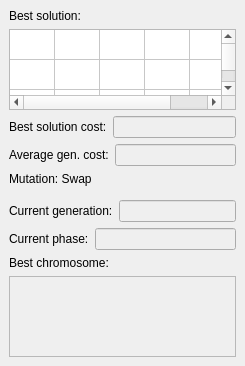
First picture: the form in src/gui/ui/info_widget.ui, repository ich-klyukovka/SummerPractice, before the edit.
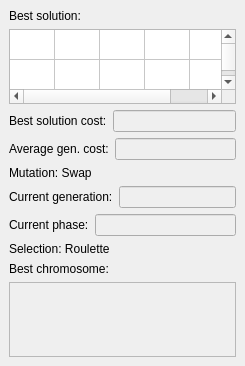
Second picture: the form after the edit.

Commit message: new_selection_method

```diff
--- a/src/gui/ui/info_widget.ui
+++ b/src/gui/ui/info_widget.ui
@@ -190,6 +190,18 @@
     </layout>
     </item>
 
+    <item>
+        <layout class="QHBoxLayout" name="horizontalLayout_selection">
+            <item>
+                <widget class="QLabel" name="selectionTypeLabel">
+                    <property name="text">
+                        <string>Selection: Roulette</string>
+                    </property>
+                </widget>
+            </item>
+        </layout>
+    </item>
+
     <item>
     <layout class="QVBoxLayout" name="verticalLayout_bestChromosome">
     <item>
```
The commit also changes 16 other files.
